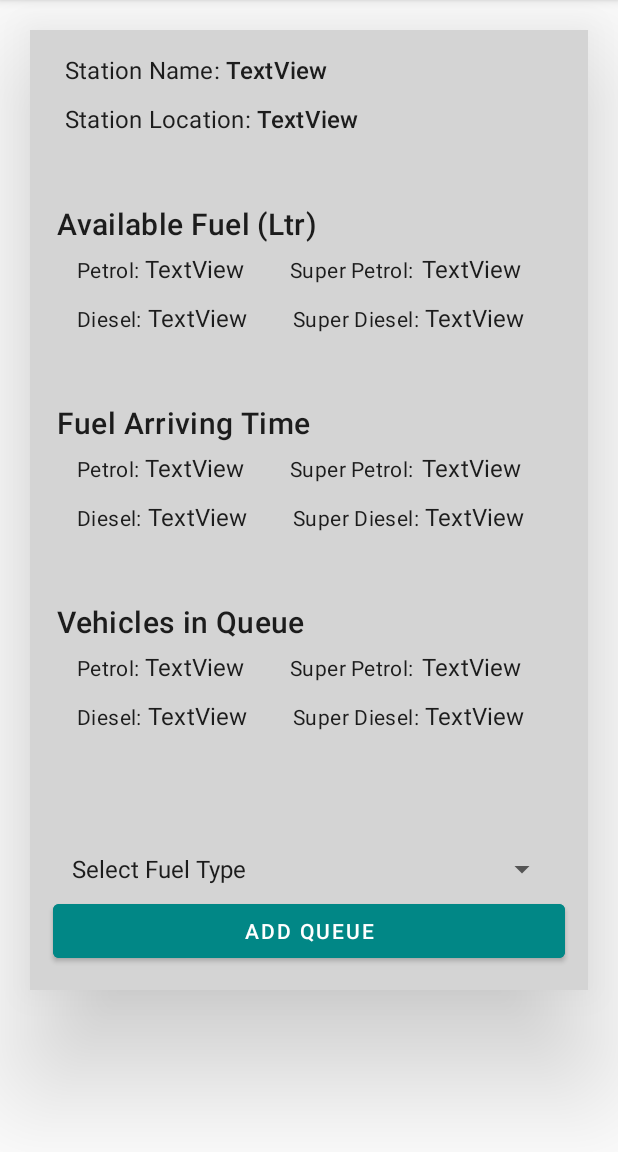
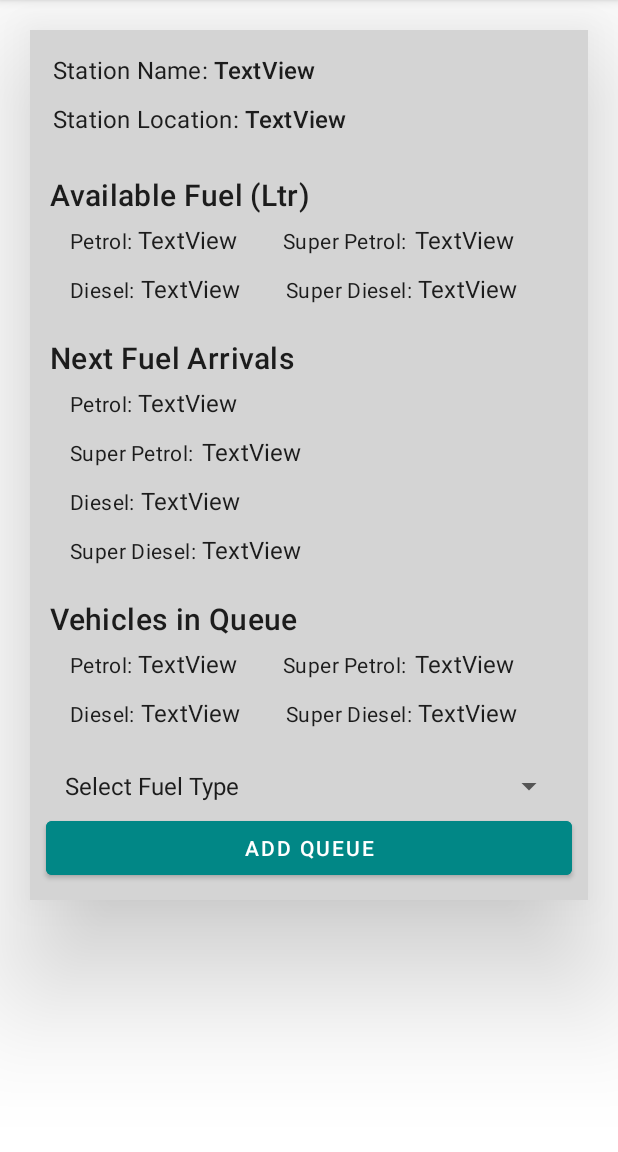
Before and after one commit to DevEngineers/EAD-EcoGas-Mobile, an Android app: the UserStationView screen opened directly, with no data from a screen before it, on a phone screen of 412 x 824 dp, the part 84-1236 px from its top. Run offline under Robolectric (Android 15) with nearby library versions, the phone set to English and light mode, and no system bars; 1 statement that could not run was skipped.

Commit message:
Updating user station screen view fuel arrival view and screen stylings

```diff
--- a/app/src/main/AndroidManifest.xml
+++ b/app/src/main/AndroidManifest.xml
@@ -76,7 +76,7 @@
                 android:value=".ViewStations" />
         </activity>
         <activity
-            android:name=".DetailStation"
+            android:name=".UserStationView"
             android:exported="true" >
         </activity>
         <activity
--- a/app/src/main/java/com/example/ecogas/DetailStation.java
+++ b/app/src/main/java/com/example/ecogas/UserStationView.java
@@ -36,7 +36,7 @@ import retrofit2.converter.gson.GsonConverterFactory;
  * @Author: IT19175126 Zumry A.M
  */
 
-public class DetailStation extends AppCompatActivity {
+public class UserStationView extends AppCompatActivity {
 
     String stID;
     Button btnAddQueue;
@@ -74,7 +74,7 @@ public class DetailStation extends AppCompatActivity {
         Spinner fuelNameSpinner = (Spinner) findViewById(R.id.spinnerFuelType);
 
         /** Setting data to view fuel types in spinner for select fuel type **/
-        ArrayAdapter<String> arrayAdapter = new ArrayAdapter<String>(DetailStation.this, android.R.layout.simple_spinner_item, fuelType);
+        ArrayAdapter<String> arrayAdapter = new ArrayAdapter<String>(UserStationView.this, android.R.layout.simple_spinner_item, fuelType);
         arrayAdapter.setDropDownViewResource( android.R.layout.simple_spinner_dropdown_item);
         fuelNameSpinner.setAdapter(arrayAdapter);
 
@@ -107,24 +107,16 @@ public class DetailStation extends AppCompatActivity {
                     StPetrol95Q.setText(String.valueOf(station.getSuperPetrolQueue()));
                     StDieselQ.setText(String.valueOf(station.getDieselQueue()));
                     StSDieselQ.setText(String.valueOf(station.getSuperDieselQueue()));
+                    StPetrol92A.setText(station.getFuel().get(0).getCapacity());
+                    StPetrol95A.setText(station.getFuel().get(1).getCapacity());
+                    StDieselA.setText(station.getFuel().get(2).getCapacity());
+                    StSDieselA.setText(station.getFuel().get(3).getCapacity());
+                    StPetrol92Arriving.setText(new StringBuilder().append(station.getFuel().get(0).getArrivalDate()).append(" ").append(station.getFuel().get(0).getArrivalTime()));
+                    StPetrol95Arriving.setText(new StringBuilder().append(station.getFuel().get(1).getArrivalDate()).append(" ").append(station.getFuel().get(1).getArrivalTime()));
+                    StDieselArriving.setText(new StringBuilder().append(station.getFuel().get(2).getArrivalDate()).append(" ").append(station.getFuel().get(2).getArrivalTime()));
+                    StSDieselArriving.setText(new StringBuilder().append(station.getFuel().get(3).getArrivalDate()).append(" ").append(station.getFuel().get(3).getArrivalTime()));
 
-                    for (Fuel feul:station.getFuel()){
-                        if(feul.getFuelName().equals("Petrol")){
-                            StPetrol92A.setText(feul.getCapacity());
-                            StPetrol92Arriving.setText(feul.getArrivalTime());
-                        } else if(feul.getFuelName().equals("SuperPetrol")){
-                            StPetrol95A.setText(feul.getCapacity());
-                            StPetrol95Arriving.setText(feul.getArrivalTime());
-                        }
-                        else if(feul.getFuelName().equals("Diesel")){
-                            StDieselA.setText(feul.getCapacity());
-                            StDieselArriving.setText(feul.getArrivalTime());
-                        }
-                        else if(feul.getFuelName().equals("SuperDiesel")){
-                            StSDieselA.setText(feul.getCapacity());
-                            StSDieselArriving.setText(feul.getArrivalTime());
-                        }
-                    }
+
 
                 }
             }
@@ -152,7 +144,7 @@ public class DetailStation extends AppCompatActivity {
             queues.setArrivalTime(nowTime);
 
             if(fuelName.equals("Select Fuel Type")){
-                Toast.makeText(DetailStation.this,"Please select Fuel Type!!!", Toast.LENGTH_SHORT).show();
+                Toast.makeText(UserStationView.this,"Please select Fuel Type!!!", Toast.LENGTH_SHORT).show();
             }else{
                 /** adding queue methods */
                 Retrofit retrofitQ = new Retrofit.Builder().baseUrl(SessionApplication.getApiUrl()).addConverterFactory(GsonConverterFactory.create()).build();
@@ -174,11 +166,11 @@ public class DetailStation extends AppCompatActivity {
                                 @Override
                                 public void onResponse(Call<Station> call, Response<Station> response) {
                                     if (response.isSuccessful()){
-                                        Toast.makeText(DetailStation.this,"Joined Queue Successfully", Toast.LENGTH_SHORT).show();
-                                        Intent intent = new Intent(DetailStation.this,ViewStations.class);
+                                        Toast.makeText(UserStationView.this,"Joined Queue Successfully", Toast.LENGTH_SHORT).show();
+                                        Intent intent = new Intent(UserStationView.this,ViewStations.class);
                                         startActivity(intent);
                                     }else{
-                                        Toast.makeText(DetailStation.this,"Unable to joint the queue ", Toast.LENGTH_SHORT).show();
+                                        Toast.makeText(UserStationView.this,"Unable to joint the queue ", Toast.LENGTH_SHORT).show();
                                     }
                                 }
                                 @Override
@@ -223,13 +215,13 @@ public class DetailStation extends AppCompatActivity {
         SessionApplication.setStationID("");
 
         /** Redirecting to login screen after logout via Intent **/
-        Intent intent = new Intent(DetailStation.this, MainActivity.class);
+        Intent intent = new Intent(UserStationView.this, MainActivity.class);
         startActivity(intent);
     }
 
     private void editProfile() {
         /** Redirecting to edit profile via Intent **/
-        Intent intent = new Intent(DetailStation.this, EditProfile.class);
+        Intent intent = new Intent(UserStationView.this, EditProfile.class);
         startActivity(intent);
     }
 
@@ -238,7 +230,7 @@ public class DetailStation extends AppCompatActivity {
         super.onStart();
         /** check user is log in**/
         if(SessionApplication.getUserName().equals("")){
-            Intent intent = new Intent(DetailStation.this,MainActivity.class);
+            Intent intent = new Intent(UserStationView.this,MainActivity.class);
             startActivity(intent);
         }
 
--- a/app/src/main/java/com/example/ecogas/ViewStations.java
+++ b/app/src/main/java/com/example/ecogas/ViewStations.java
@@ -23,7 +23,6 @@ import com.example.ecogas.Service.QueueService;
 import com.example.ecogas.Service.StationService;
 import com.example.ecogas.ViewAdapters.StationListViewAdapter;
 import java.util.ArrayList;
-import java.util.Arrays;
 import java.util.List;
 import retrofit2.Call;
 import retrofit2.Callback;
@@ -95,7 +94,7 @@ public class ViewStations extends AppCompatActivity {
             @Override
             public void onItemClick(AdapterView<?> adapterView, View view, int position, long l) {
                 Station selectStation = (Station) (listView.getItemAtPosition(position));
-                Intent showDetail = new Intent(getApplicationContext(), DetailStation.class);
+                Intent showDetail = new Intent(getApplicationContext(), UserStationView.class);
                 showDetail.putExtra("id", selectStation.getId());
                 startActivity(showDetail);
             }
--- a/app/src/main/res/layout/station_detail_layout.xml
+++ b/app/src/main/res/layout/station_detail_layout.xml
@@ -24,7 +24,6 @@
                 android:id="@+id/stName"
                 android:layout_width="wrap_content"
                 android:layout_height="wrap_content"
-                android:layout_marginStart="8dp"
                 android:text="@string/station_name"
                 style="@style/TextAppearance.MaterialComponents.Subtitle1"
                 android:textAlignment="textStart" />
@@ -46,7 +45,6 @@
                 android:id="@+id/stLocation"
                 android:layout_width="wrap_content"
                 android:layout_height="wrap_content"
-                android:layout_marginStart="8dp"
                 android:text="@string/st_location"
                 style="@style/TextAppearance.MaterialComponents.Subtitle1"
                 android:textAlignment="textStart" />
@@ -66,14 +64,14 @@
         android:id="@+id/stAvailableFuelLayout"
         android:layout_width="match_parent"
         android:layout_height="wrap_content"
-        android:layout_margin="10dp"
+        android:layout_margin="5dp"
         android:orientation="vertical">
         <TextView
             android:id="@+id/textViewAvailableFuel"
             android:layout_width="wrap_content"
             android:layout_height="wrap_content"
             android:layout_marginStart="8dp"
-            android:layout_marginTop="20dp"
+            android:layout_marginTop="5dp"
             android:text="@string/available_fuel"
             style="@style/TextAppearance.MaterialComponents.Headline6" />
         <LinearLayout
@@ -158,16 +156,17 @@
         android:id="@+id/stFuelArrivingLayout"
         android:layout_width="match_parent"
         android:layout_height="wrap_content"
-        android:layout_margin="10dp"
+        android:layout_margin="5dp"
         android:orientation="vertical">
+
         <TextView
             android:id="@+id/textViewArrivingFuel"
+            style="@style/TextAppearance.MaterialComponents.Headline6"
             android:layout_width="wrap_content"
             android:layout_height="wrap_content"
             android:layout_marginStart="8dp"
-            android:layout_marginTop="20dp"
-            android:text="@string/fuel_arriving_time"
-            style="@style/TextAppearance.MaterialComponents.Headline6" />
+            android:layout_marginTop="5dp"
+            android:text="@string/fuel_arriving_time" />
         <LinearLayout
             android:layout_width="match_parent"
             android:layout_height="wrap_content"
@@ -189,11 +188,17 @@
                 android:text="@string/textview"
                 android:textSize="16sp"
                 style="@style/TextAppearance.MaterialComponents.Subtitle1"/>
-            <TextView
+            </LinearLayout>
+        <LinearLayout
+            android:layout_width="match_parent"
+            android:layout_height="wrap_content"
+            android:layout_margin="5dp"
+            android:orientation="horizontal">
+           <TextView
                 android:id="@+id/stPetrol95Arriving"
                 android:layout_width="wrap_content"
                 android:layout_height="wrap_content"
-                android:layout_marginStart="30dp"
+                android:layout_marginStart="16dp"
                 android:text="@string/petrol_95"
                 style="@style/TextAppearance.MaterialComponents.Body2"
                 android:textAlignment="textStart" />
@@ -227,11 +232,18 @@
                 android:text="@string/textview"
                 android:textSize="16sp"
                 style="@style/TextAppearance.MaterialComponents.Subtitle1"/>
-            <TextView
+          ialComponents.Subtitle1"/>
+        </LinearLayout>
+        <LinearLayout
+            android:layout_width="match_parent"
+            android:layout_height="wrap_content"
+            android:layout_margin="5dp"
+            android:orientation="horizontal">
+          <TextView
                 android:id="@+id/stSDieselArriving"
                 android:layout_width="wrap_content"
                 android:layout_height="wrap_content"
-                android:layout_marginStart="30dp"
+                android:layout_marginStart="16dp"
                 android:text="@string/superDiesel"
                 style="@style/TextAppearance.MaterialComponents.Body2"
                 android:textAlignment="textStart" />
@@ -244,20 +256,21 @@
                 android:textSize="16sp"
                 style="@style/TextAppearance.MaterialComponents.Subtitle1"/>
         </LinearLayout>
+
     </LinearLayout>
 
     <LinearLayout
         android:id="@+id/stVehicleQueueLayout"
         android:layout_width="match_parent"
         android:layout_height="wrap_content"
-        android:layout_margin="10dp"
+        android:layout_margin="5dp"
         android:orientation="vertical">
         <TextView
             android:id="@+id/textViewVehicleQueue"
             android:layout_width="wrap_content"
             android:layout_height="wrap_content"
             android:layout_marginStart="8dp"
-            android:layout_marginTop="20dp"
+            android:layout_marginTop="5dp"
             android:text="@string/number_of_vehicles_in_queue"
             style="@style/TextAppearance.MaterialComponents.Headline6" />
         <LinearLayout
@@ -341,7 +354,7 @@
             android:layout_width="match_parent"
             android:layout_height="wrap_content"
             android:orientation="vertical"
-            android:layout_marginTop="50dp"
+            android:layout_marginTop="5dp"
             android:id="@+id/searchTabsLayout">
 
             <Spinner
@@ -350,7 +363,7 @@
                 android:layout_height="match_parent"
                 android:layout_marginStart="10dp"
                 android:layout_marginEnd="10dp"
-                android:layout_marginTop="24dp"/>
+                android:layout_marginTop="15dp"/>
 
             <Button
                 android:id="@+id/addQueueBtn"
--- a/app/src/main/res/values/strings.xml
+++ b/app/src/main/res/values/strings.xml
@@ -17,7 +17,7 @@
     <string name="update_status">Update Fuel Status</string>
     <string name="d_arr">TextView</string>
     <string name="diesel_fuel">TextView</string>
-    <string name="fuel_arriving_time">Fuel Arriving Time</string>
+    <string name="fuel_arriving_time">Next Fuel Arrivals</string>
     <string name="petrol92_fuel">TextView</string>
     <string name="update_title">Update Fuel Status</string>
     <string name="fuel">Fuel</string>
```
